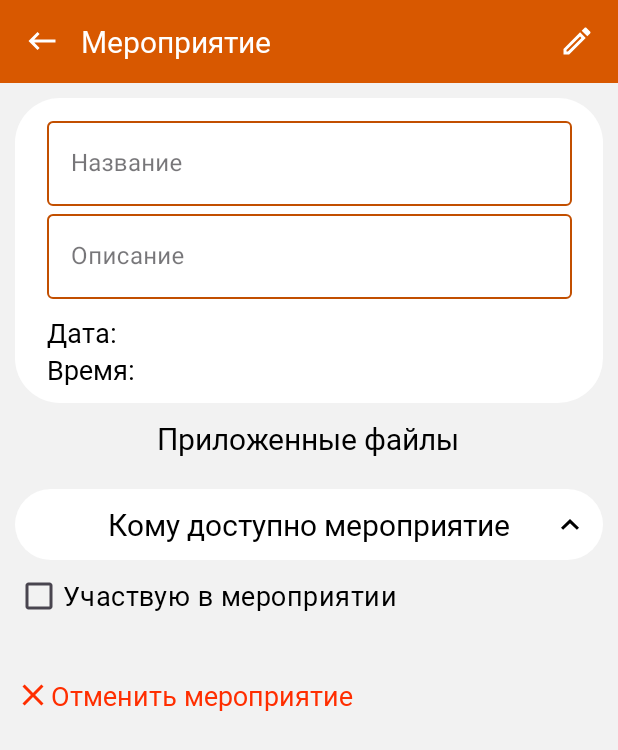
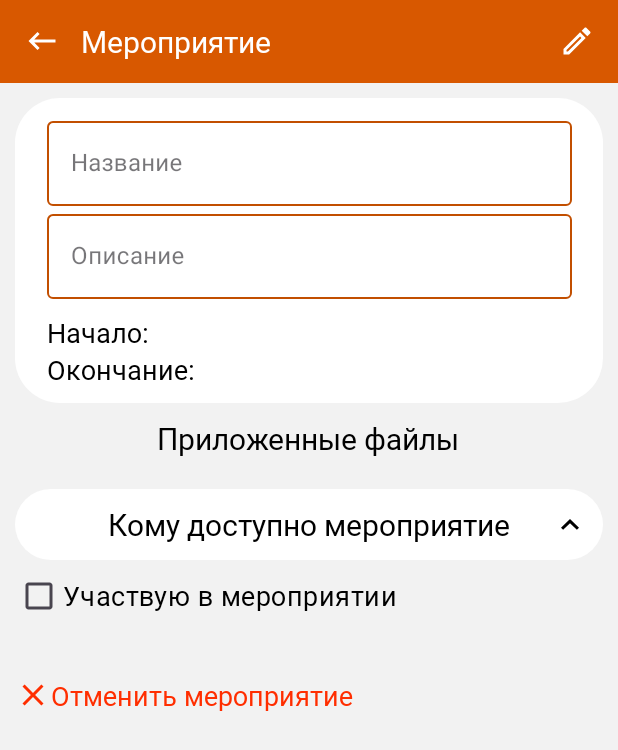
Before and after one commit to nvoronetskaya/FamilyPlanner, an Android app: the fragment EventInfoFragment shown on its own in the app's theme, on a phone screen of 412 x 824 dp. Shown: the top 750 px of the screen. Run offline under Robolectric (Android 15) with nearby library versions, the light colour scheme and no system bars; our stand-ins replace Firebase (no records; nobody signed in at launch, a user with empty details on screens opened directly); 1 statement that could not run was skipped.

Commit message:
Add event info

```diff
--- a/app/src/main/java/com/familyplanner/FamilyPlanner.kt
+++ b/app/src/main/java/com/familyplanner/FamilyPlanner.kt
@@ -3,7 +3,6 @@ package com.familyplanner
 import android.app.Application
 import com.google.firebase.Firebase
 import com.google.firebase.auth.auth
-import java.text.SimpleDateFormat
 import java.time.format.DateTimeFormatter
 
 class FamilyPlanner: Application() {
@@ -11,7 +10,7 @@ class FamilyPlanner: Application() {
         var isInit = false
         var userId = Firebase.auth.currentUser?.uid ?: ""
         val uiDateFormatter = DateTimeFormatter.ofPattern("dd.MM.yyyy")
-        val dadteTimeFormatter = DateTimeFormatter.ofPattern("dd.MM.yyyy HH:mm")
+        val dateTimeFormatter = DateTimeFormatter.ofPattern("dd.MM.yyyy HH:mm")
     }
     override fun onCreate() {
         super.onCreate()
--- a/app/src/main/java/com/familyplanner/events/view/NewEventFragment.kt
+++ b/app/src/main/java/com/familyplanner/events/view/NewEventFragment.kt
@@ -26,7 +26,6 @@ import com.familyplanner.events.viewmodel.NewEventViewModel
 import com.familyplanner.tasks.adapters.FileAdapter
 import kotlinx.coroutines.Dispatchers
 import kotlinx.coroutines.launch
-import java.time.LocalDate
 import java.time.LocalDateTime
 import java.time.ZoneId
 import java.time.ZoneOffset
@@ -124,7 +123,7 @@ class NewEventFragment : Fragment() {
     }
 
     private fun getDateTimeFromString(value: String): Long {
-        return LocalDateTime.parse(value, FamilyPlanner.dadteTimeFormatter)
+        return LocalDateTime.parse(value, FamilyPlanner.dateTimeFormatter)
             .atZone(ZoneId.systemDefault()).withZoneSameInstant(ZoneOffset.UTC)
             .toInstant().epochSecond
     }
--- /dev/null
+++ b/app/src/main/res/drawable/unknown.xml
@@ -0,0 +1,9 @@
+<vector xmlns:android="http://schemas.android.com/apk/res/android"
+    android:width="16dp"
+    android:height="16dp"
+    android:viewportWidth="16"
+    android:viewportHeight="16">
+  <path
+      android:pathData="M7.379,8.233C7.893,7.307 8.879,6.76 9.453,5.94C10.059,5.08 9.719,3.473 7.999,3.473C6.873,3.473 6.319,4.327 6.086,5.033L4.359,4.307C4.833,2.887 6.119,1.667 7.993,1.667C9.559,1.667 10.633,2.38 11.179,3.273C11.646,4.04 11.919,5.473 11.199,6.54C10.399,7.72 9.633,8.08 9.219,8.84C9.053,9.147 8.986,9.347 8.986,10.333H7.059C7.053,9.813 6.973,8.967 7.379,8.233ZM9.333,13C9.333,13.733 8.733,14.333 7.999,14.333C7.266,14.333 6.666,13.733 6.666,13C6.666,12.267 7.266,11.667 7.999,11.667C8.733,11.667 9.333,12.267 9.333,13Z"
+      android:fillColor="#646464"/>
+</vector>
--- a/app/src/main/res/layout/fragment_event_info.xml
+++ b/app/src/main/res/layout/fragment_event_info.xml
@@ -100,45 +100,45 @@
                 </com.google.android.material.textfield.TextInputLayout>
 
                 <TextView
-                    android:id="@+id/tv_date"
+                    android:id="@+id/tv_start"
                     style="@style/textBody"
                     android:layout_width="wrap_content"
                     android:layout_height="wrap_content"
                     android:layout_marginTop="10dp"
                     android:gravity="center_vertical|start"
-                    android:text="@string/date"
+                    android:text="@string/start_date"
                     app:layout_constraintStart_toStartOf="@id/tf_description"
                     app:layout_constraintTop_toBottomOf="@id/tf_description" />
 
                 <TextView
-                    android:id="@+id/tv_date_value"
+                    android:id="@+id/tv_start_value"
                     style="@style/textBody"
                     android:layout_width="wrap_content"
                     android:layout_height="wrap_content"
                     android:gravity="center_vertical|start"
-                    tools:text="22.01.2024"
-                    app:layout_constraintBottom_toBottomOf="@id/tv_date"
-                    app:layout_constraintStart_toEndOf="@id/tv_date" />
+                    app:layout_constraintBottom_toBottomOf="@id/tv_start"
+                    app:layout_constraintStart_toEndOf="@id/tv_start"
+                    tools:text="22.01.2024" />
 
                 <TextView
-                    android:id="@+id/tv_time"
+                    android:id="@+id/tv_finish"
                     style="@style/textBody"
                     android:layout_width="wrap_content"
                     android:layout_height="wrap_content"
                     android:gravity="center_vertical"
-                    android:text="@string/time"
-                    app:layout_constraintStart_toStartOf="@id/tv_date"
-                    app:layout_constraintTop_toBottomOf="@id/tv_date" />
+                    android:text="@string/finish_date"
+                    app:layout_constraintStart_toStartOf="@id/tv_start"
+                    app:layout_constraintTop_toBottomOf="@id/tv_start" />
 
                 <TextView
-                    android:id="@+id/tv_time_value"
+                    android:id="@+id/tv_finish_value"
                     style="@style/textBody"
                     android:layout_width="wrap_content"
                     android:layout_height="wrap_content"
                     android:layout_marginTop="10dp"
                     android:gravity="center_vertical"
-                    app:layout_constraintStart_toEndOf="@id/tv_time"
-                    app:layout_constraintBottom_toBottomOf="@id/tv_time" />
+                    app:layout_constraintBottom_toBottomOf="@id/tv_finish"
+                    app:layout_constraintStart_toEndOf="@id/tv_finish" />
             </androidx.constraintlayout.widget.ConstraintLayout>
 
             <LinearLayout
@@ -226,11 +226,11 @@
             <TextView
                 android:id="@+id/tv_cancel"
                 style="@style/textBody"
-                android:layout_marginTop="30dp"
-                android:textColor="@color/red"
                 android:layout_width="wrap_content"
                 android:layout_height="wrap_content"
+                android:layout_marginTop="30dp"
                 android:text="@string/cancel_event"
+                android:textColor="@color/red"
                 app:drawableStartCompat="@drawable/cancel_event" />
         </LinearLayout>
     </ScrollView>
```
Also changed, not shown: app/src/main/java/com/familyplanner/events/adapters/AttendeeAdapter.kt (added, +48 -0 lines), app/src/main/java/com/familyplanner/events/view/EventInfoFragment.kt (+48 -2 lines), app/src/main/java/com/familyplanner/events/viewmodel/EventInfoViewModel.kt (+8 -0 lines).
